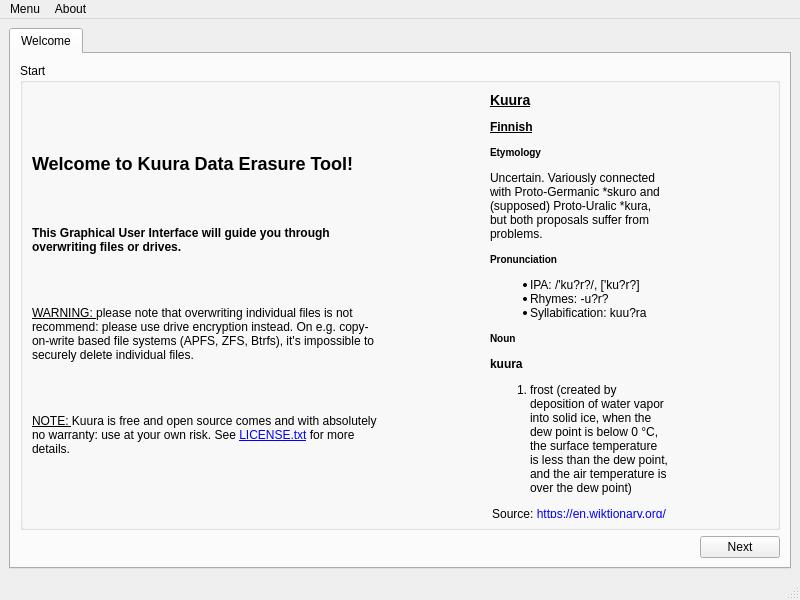
Qt form KuuraGUI/MainWindow.ui (visuve/Tunkio) before a commit.
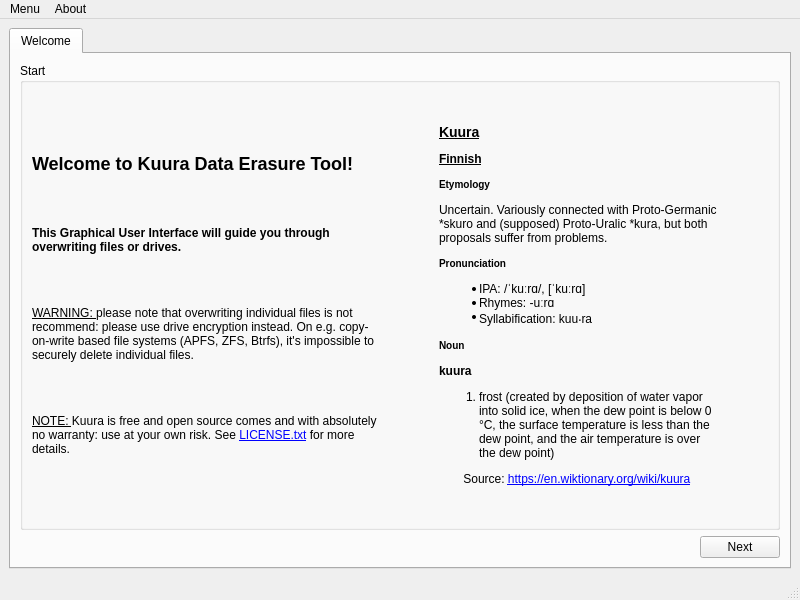
The same form after that commit. Icons and pictures are not drawn.

Patch:
```diff
--- a/KuuraGUI/MainWindow.ui
+++ b/KuuraGUI/MainWindow.ui
@@ -76,7 +76,9 @@
              <property name="text">
               <string>&lt;html&gt;
 &lt;head&gt;
-&lt;style&gt;body { margin: 100px; }&lt;/style&gt;
+ &lt;meta charset=&quot;UTF-8&quot;&gt;
+&lt;/head&gt; 
+&lt;style&gt;body { margin-left: 50px; margin-right: 50px; }&lt;/style&gt;
 &lt;/head&gt;
 &lt;body&gt;
 &lt;h3&gt;&lt;u&gt;Kuura&lt;/u&gt;&lt;/h3&gt;
@@ -85,16 +87,16 @@
 &lt;p&gt;Uncertain. Variously connected with Proto-Germanic *skuro and (supposed) Proto-Uralic *kura, but both proposals suffer from problems.&lt;/p&gt;
 &lt;h5&gt;Pronunciation&lt;/h5&gt;
 &lt;ul&gt;
-	&lt;li&gt;IPA: /'ku?r?/, ['ku?r?]&lt;/li&gt;
-	&lt;li&gt;Rhymes: -u?r?&lt;/li&gt;
-	&lt;li&gt;Syllabification: kuu?ra&lt;/li&gt;
+	&lt;li&gt;IPA: /ˈkuːrɑ/, [ˈkuːrɑ]&lt;/li&gt;
+	&lt;li&gt;Rhymes: -uːrɑ&lt;/li&gt;
+	&lt;li&gt;Syllabification: kuu‧ra&lt;/li&gt;
 &lt;/ul&gt;
 &lt;h5&gt;Noun&lt;/h5&gt;
 &lt;p&gt;&lt;strong&gt;kuura&lt;/strong&gt;&lt;/p&gt;
 &lt;ol&gt;
 	&lt;li&gt;frost (created by deposition of water vapor into solid ice, when the dew point is below 0 °C, the surface temperature is less than the dew point, and the air temperature is over the dew point)&lt;/li&gt;
 &lt;/ol&gt;
-&lt;p style=&quot;text-align:center&quot;&gt;Source: &lt;a href=&quot;https://en.wiktionary.org/wiki/kuura&quot;&gt;https://en.wiktionary.org/wiki/kuura&lt;/a&gt;&lt;/p&gt;
+&lt;p style=&quot;text-align:center;&quot;&gt;Source: &lt;a href=&quot;https://en.wiktionary.org/wiki/kuura&quot;&gt;https://en.wiktionary.org/wiki/kuura&lt;/a&gt;&lt;/p&gt;
 &lt;/body&gt;
 &lt;/html&gt;
 </string>
```
